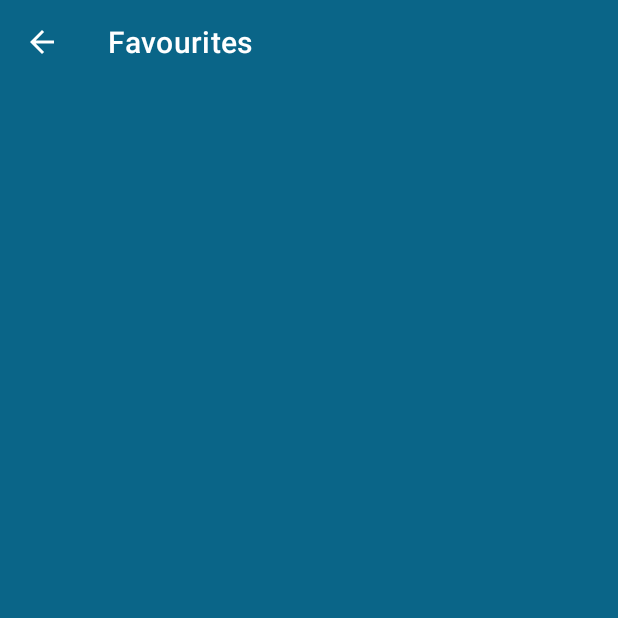
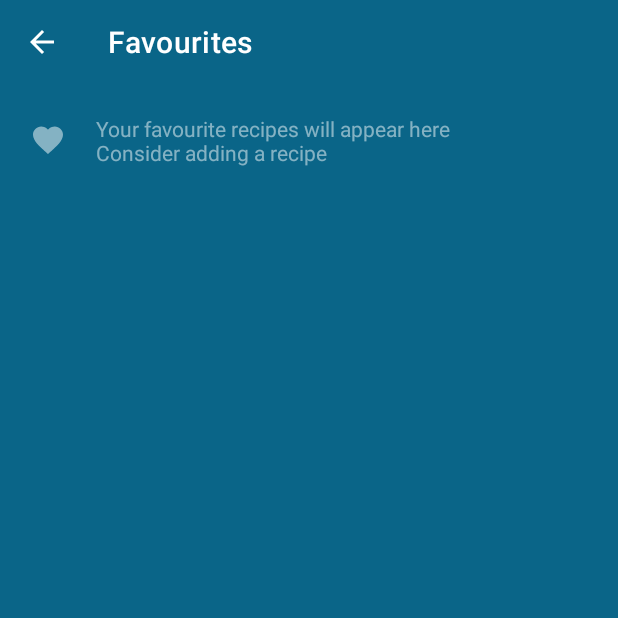
Before and after one commit to Divinelink/aeropress-recipes, an Android app: the screen it shows after launch (HomeActivity), after a tap on "FAVORITES", on a phone screen of 412 x 824 dp, the top half of it. Run offline under Robolectric (Android 15) with nearby library versions, the phone set to English and light mode, and no system bars; our stand-ins replace Room's generated code.

Commit message:
add extra layout on favourites where is shows a message if a list is empty add animations to favourites fragments

```diff
--- a/app/src/main/java/aeropresscipe/divinelink/aeropress/savedrecipes/SavedRecipesFragment.java
+++ b/app/src/main/java/aeropresscipe/divinelink/aeropress/savedrecipes/SavedRecipesFragment.java
@@ -1,6 +1,5 @@
 package aeropresscipe.divinelink.aeropress.savedrecipes;
 
-import android.graphics.Canvas;
 import android.os.Bundle;
 
 
@@ -13,11 +12,13 @@ import androidx.fragment.app.Fragment;
 import android.view.LayoutInflater;
 import android.view.View;
 import android.view.ViewGroup;
+import android.view.animation.Animation;
+import android.view.animation.AnimationUtils;
+import android.widget.LinearLayout;
 
 import java.util.List;
 
 import aeropresscipe.divinelink.aeropress.R;
-import androidx.recyclerview.widget.ItemTouchHelper;
 import androidx.recyclerview.widget.LinearLayoutManager;
 import androidx.recyclerview.widget.RecyclerView;
 
@@ -29,7 +30,10 @@ public class SavedRecipesFragment extends Fragment implements SavedRecipesView {
     private HomeView homeView;
 
     private RecyclerView savedRecipesRV;
-    private Toolbar myToolbar;
+    private Toolbar mToolBar;
+    private LinearLayout mEmptyListLL;
+
+    private Animation mFadeAnimation;
 
 
 
@@ -43,9 +47,10 @@ public class SavedRecipesFragment extends Fragment implements SavedRecipesView {
         homeView = (HomeView) getArguments().getSerializable("home_view");
 
         savedRecipesRV = (RecyclerView) v.findViewById(R.id.savedRecipesRV);
-        myToolbar = (Toolbar) v.findViewById(R.id.toolbar);
+        mToolBar = (Toolbar) v.findViewById(R.id.toolbar);
+        mEmptyListLL = (LinearLayout) v.findViewById(R.id.emptyListLayout);
 
-        myToolbar.setNavigationOnClickListener(new View.OnClickListener() {
+        mToolBar.setNavigationOnClickListener(new View.OnClickListener() {
             @Override
             public void onClick(View v) {
                 getActivity().onBackPressed();
@@ -84,6 +89,8 @@ public class SavedRecipesFragment extends Fragment implements SavedRecipesView {
 
                 @Override
                 public void run() {
+                    mFadeAnimation = AnimationUtils.loadAnimation(getActivity(), R.anim.fade_in_favourites);
+                    savedRecipesRV.setAnimation(mFadeAnimation);
                     savedRecipesRV.setAdapter(savedRecipesRvAdapter);
                     savedRecipesRvAdapter.createSwipeHelper();
                     savedRecipesRvAdapter.setPresenter(presenter);
@@ -110,8 +117,6 @@ public class SavedRecipesFragment extends Fragment implements SavedRecipesView {
 
         if (getActivity() != null) {
             getActivity().runOnUiThread(new Runnable() {
-
-
                 @Override
                 public void run() {
                     DiceUI diceUI = new DiceUI(bloomTime, brewTime, bloomWater, brewWater);
@@ -121,4 +126,23 @@ public class SavedRecipesFragment extends Fragment implements SavedRecipesView {
             });
         }
     }
+
+    @Override
+    public void showEmptyListMessage() {
+        if (getActivity() != null) {
+            getActivity().runOnUiThread(new Runnable() {
+                @Override
+                public void run() {
+
+                    mFadeAnimation = AnimationUtils.loadAnimation(getActivity(), R.anim.fade_out_favourites);
+                    savedRecipesRV.startAnimation(mFadeAnimation);
+                    mFadeAnimation = AnimationUtils.loadAnimation(getActivity(), R.anim.fade_in_favourites);
+                    mEmptyListLL.setAnimation(mFadeAnimation);
+
+                    savedRecipesRV.setVisibility(View.GONE);
+                    mEmptyListLL.setVisibility(LinearLayout.VISIBLE);
+                }
+            });
+        }
+    }
 }
--- a/app/src/main/java/aeropresscipe/divinelink/aeropress/savedrecipes/SavedRecipesInteractor.java
+++ b/app/src/main/java/aeropresscipe/divinelink/aeropress/savedrecipes/SavedRecipesInteractor.java
@@ -15,6 +15,7 @@ interface SavedRecipesInteractor {
     interface OnGetSavedListsFromDBFinishListener{
 
         void onSuccess(List<SavedRecipeDomain> savedRecipes);
+        void onEmptyList();
         void onError();
 
     }
@@ -22,6 +23,7 @@ interface SavedRecipesInteractor {
     interface OnGetRestFavouritesAfterDeletionFinishListener{
 
         void onSuccessAfterDeletion(List<SavedRecipeDomain> savedRecipes, int position);
+        void onEmptyList();
         void onError();
 
     }
--- a/app/src/main/java/aeropresscipe/divinelink/aeropress/savedrecipes/SavedRecipesInteractorImpl.java
+++ b/app/src/main/java/aeropresscipe/divinelink/aeropress/savedrecipes/SavedRecipesInteractorImpl.java
@@ -29,9 +29,12 @@ public class SavedRecipesInteractorImpl implements SavedRecipesInteractor {
             public void run() {
 
                 final SavedRecipeDao savedRecipeDao = HomeDatabase.getDatabase(ctx).savedRecipeDao();
-                final List<SavedRecipeDomain> myData = savedRecipeDao.getSavedRecipes();
+                final List<SavedRecipeDomain> mSavedRecipes = savedRecipeDao.getSavedRecipes();
 
-                listener.onSuccess(myData);
+                if (mSavedRecipes.size()!= 0)
+                    listener.onSuccess(mSavedRecipes);
+                else
+                    listener.onEmptyList();
             }
 
         });
@@ -70,9 +73,11 @@ public class SavedRecipesInteractorImpl implements SavedRecipesInteractor {
 
                 prefManagerList.saveArrayList(decrementOpenPositions(openPositions, indexOfRemovedItem), "openPositions", ctx);
 
-                listener.onSuccessAfterDeletion(mSavedRecipes, position);
+                if (mSavedRecipes.size() != 0)
+                    listener.onSuccessAfterDeletion(mSavedRecipes, position);
+                else
+                    listener.onEmptyList();
             }
-
         });
     }
 
--- a/app/src/main/java/aeropresscipe/divinelink/aeropress/savedrecipes/SavedRecipesPresenterImpl.java
+++ b/app/src/main/java/aeropresscipe/divinelink/aeropress/savedrecipes/SavedRecipesPresenterImpl.java
@@ -58,7 +58,11 @@ public class SavedRecipesPresenterImpl implements SavedRecipesPresenter, SavedRe
 
     @Override
     public void onSuccessAfterDeletion(List<SavedRecipeDomain> savedRecipes, int position) {
-
         savedRecipesView.showSavedRecipesAfterDeletion(savedRecipes, position);
     }
+
+    @Override
+    public void onEmptyList() {
+        savedRecipesView.showEmptyListMessage();
+    }
 }
--- a/app/src/main/java/aeropresscipe/divinelink/aeropress/savedrecipes/SavedRecipesView.java
+++ b/app/src/main/java/aeropresscipe/divinelink/aeropress/savedrecipes/SavedRecipesView.java
@@ -11,4 +11,5 @@ interface SavedRecipesView {
 
     void showSavedRecipesAfterDeletion(List<SavedRecipeDomain> savedRecipes, int position);
 
+    void showEmptyListMessage();
 }
--- /dev/null
+++ b/app/src/main/res/anim/fade_in.xml
@@ -0,0 +1,7 @@
+<?xml version="1.0" encoding="utf-8"?>
+<set xmlns:android="http://schemas.android.com/apk/res/android">
+    <alpha
+        android:fromAlpha="0.0"
+        android:toAlpha="0.5"
+        android:duration="300"/>
+</set>
--- /dev/null
+++ b/app/src/main/res/anim/fade_in_favourites.xml
@@ -0,0 +1,7 @@
+<?xml version="1.0" encoding="utf-8"?>
+<set xmlns:android="http://schemas.android.com/apk/res/android">
+    <alpha
+        android:fromAlpha="0.0"
+        android:toAlpha="0.5"
+        android:duration="100"/>
+</set>
--- /dev/null
+++ b/app/src/main/res/anim/fade_out_favourites.xml
@@ -0,0 +1,7 @@
+<?xml version="1.0" encoding="utf-8"?>
+<set xmlns:android="http://schemas.android.com/apk/res/android">
+    <alpha
+        android:fromAlpha="0.5"
+        android:toAlpha="0.0"
+        android:duration="100"/>
+</set>
--- /dev/null
+++ b/app/src/main/res/drawable/ic_heart.xml
@@ -0,0 +1,9 @@
+<vector xmlns:android="http://schemas.android.com/apk/res/android"
+    android:width="24dp"
+    android:height="24dp"
+    android:viewportWidth="24"
+    android:viewportHeight="24">
+  <path
+      android:pathData="M16.5,3C13.605,3 12,5.09 12,5.09S10.395,3 7.5,3C4.462,3 2,5.462 2,8.5c0,4.171 4.912,8.213 6.281,9.49C9.858,19.46 12,21.35 12,21.35s2.142,-1.89 3.719,-3.36C17.088,16.713 22,12.671 22,8.5C22,5.462 19.538,3 16.5,3z"
+      android:fillColor="#FFFFFF"/>
+</vector>
--- a/app/src/main/res/layout/fragment_saved_recipes.xml
+++ b/app/src/main/res/layout/fragment_saved_recipes.xml
@@ -21,4 +21,31 @@
         android:layout_width="match_parent"
         android:layout_height="match_parent" />
 
+    <LinearLayout
+        android:id="@+id/emptyListLayout"
+        android:layout_width="match_parent"
+        android:layout_height="wrap_content"
+        android:layout_margin="10dp"
+        android:visibility="gone"
+        android:alpha="0.5"
+        android:orientation="horizontal">
+
+        <ImageView
+            android:layout_width="wrap_content"
+            android:layout_height="wrap_content"
+            android:layout_gravity="center"
+            android:layout_margin="10dp"
+            android:src="@drawable/ic_heart"/>
+
+        <TextView
+            android:layout_width="match_parent"
+            android:layout_height="wrap_content"
+            android:textAlignment="viewStart"
+            android:layout_margin="10dp"
+            android:text="@string/emptyFavouritesListText" />
+
+
+    </LinearLayout>
+
+
 </LinearLayout>
--- a/app/src/main/res/values/strings.xml
+++ b/app/src/main/res/values/strings.xml
@@ -52,7 +52,9 @@
     <string name="SavedBrewingMethodTextView">%s method</string>
     <string name="SavedTotalTimeTextView">%d\"</string>
     <string name="SavedTotalTimeWithBloomTextView">%d\" (+%d\" Bloom)</string>
+
     <string name="favourites">Favourites</string>
+    <string name="emptyFavouritesListText">Your favourite recipes will appear here\nConsider adding a recipe</string>
 
     <string name="deleteRecipeDialogMessage">Are you sure you want to delete this recipe?</string>
     <string name="deleteRecipeDialogTitle">Delete Recipe</string>
```
